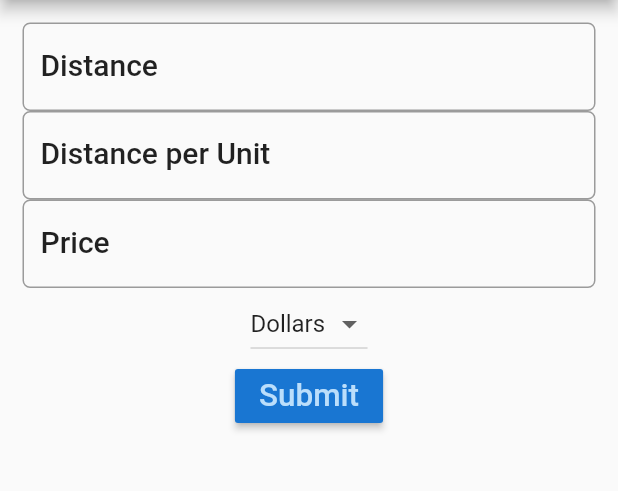
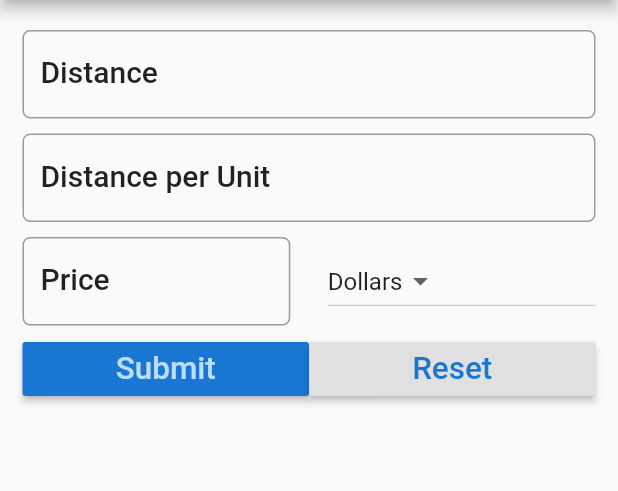
Before and after one commit to DimitarTsvetkov/trip-cost-calculator, a Flutter app: the screen it shows after launch, on a phone screen of 412 x 824 dp, the part 84-575 px from its top. Run offline on Flutter 3.47's test engine with Material 2 defaults, Android fonts, the phone set to English and light mode, and no system bars; our stand-ins replace logger.

Commit message:
Finishing the functionality of the app and adding default result value

```diff
--- a/lib/main.dart
+++ b/lib/main.dart
@@ -1,4 +1,5 @@
 import 'package:flutter/material.dart';
+import 'package:logger/logger.dart';
 
 void main() {
   runApp(MyApp());
@@ -27,8 +28,10 @@ class FuelForm extends StatefulWidget {
 
 class _FuelFormState extends State<FuelForm> {
   String result = '';
-  final _currencies = ['Dollars', 'Euro', 'Pounds'];
+  final _currencies = ['Dollars', 'Euro', 'Leva'];
   String _currency = 'Dollars';
+  final double _formDistance = 5.0;
+
   TextEditingController distanceController = TextEditingController();
   TextEditingController avgController = TextEditingController();
   TextEditingController priceController = TextEditingController();
@@ -45,7 +48,10 @@ class _FuelFormState extends State<FuelForm> {
           padding: EdgeInsets.all(15.0),
           child: Column(
             children: <Widget>[
-              TextField(
+              Padding(
+                  padding: EdgeInsets.only(
+                      top: _formDistance, bottom: _formDistance),
+                  child: TextField(
                     controller: distanceController,
                     decoration: InputDecoration(
                         labelText: 'Distance',
@@ -54,8 +60,11 @@ class _FuelFormState extends State<FuelForm> {
                         border: OutlineInputBorder(
                             borderRadius: BorderRadius.circular(5.0))),
                     keyboardType: TextInputType.number,
-              ),
-              TextField(
+                  )),
+              Padding(
+                  padding: EdgeInsets.only(
+                      top: _formDistance, bottom: _formDistance),
+                  child: TextField(
                     controller: avgController,
                     decoration: InputDecoration(
                         labelText: 'Distance per Unit',
@@ -64,18 +73,27 @@ class _FuelFormState extends State<FuelForm> {
                         border: OutlineInputBorder(
                             borderRadius: BorderRadius.circular(5.0))),
                     keyboardType: TextInputType.number,
-              ),
-              TextField(
+                  )),
+              Padding(
+                  padding: EdgeInsets.only(
+                      top: _formDistance, bottom: _formDistance),
+                  child: Row(children: <Widget>[
+                    Expanded(
+                        child: TextField(
                       controller: priceController,
                       decoration: InputDecoration(
                         labelText: 'Price',
                         hintText: "e.g 1.65",
                         labelStyle: textStyle,
                         border: OutlineInputBorder(
-                        borderRadius: BorderRadius.circular(5.0))),
+                          borderRadius: BorderRadius.circular(5.0),
+                        ),
+                      ),
                       keyboardType: TextInputType.number,
-              ),
-              DropdownButton<String>(
+                    )),
+                    Container(width: _formDistance * 5),
+                    Expanded(
+                        child: DropdownButton<String>(
                             items: _currencies
                                 .map((String value) => DropdownMenuItem<String>(
                                     value: value, child: Text(value)))
@@ -83,9 +101,12 @@ class _FuelFormState extends State<FuelForm> {
                             value: _currency,
                             onChanged: (String value) {
                               _onDropdownChanged(value);
-                },
-              ),
-              RaisedButton(
+                            }))
+                  ])),
+              Row(
+                children: <Widget>[
+                  Expanded(
+                      child: RaisedButton(
                           color: Theme.of(context).primaryColorDark,
                           textColor: Theme.of(context).primaryColorLight,
                           onPressed: () {
@@ -96,8 +117,23 @@ class _FuelFormState extends State<FuelForm> {
                           child: Text(
                             'Submit',
                             textScaleFactor: 1.5,
-                  )),
-              Text(result)
+                          ))),
+                  Expanded(
+                      child: RaisedButton(
+                          color: Theme.of(context).buttonColor,
+                          textColor: Theme.of(context).primaryColorDark,
+                          onPressed: () {
+                            setState(() {
+                              result = _reset();
+                            });
+                          },
+                          child: Text(
+                            'Reset',
+                            textScaleFactor: 1.5,
+                          )))
+                ],
+              ),
+              Text(result ?? 'Total Cost')
             ],
           ),
         ));
@@ -111,6 +147,7 @@ class _FuelFormState extends State<FuelForm> {
 
   String _calculate() {
     double _distance = double.parse(distanceController.text);
+    print(_distance);
     double _fuelCost = double.parse(priceController.text);
     double _consumption = double.parse(avgController.text);
 
@@ -121,4 +158,13 @@ class _FuelFormState extends State<FuelForm> {
         _currency;
     return _result;
   }
+
+  _reset() {
+    distanceController.text = '';
+    avgController.text = '';
+    priceController.text = '';
+    setState(() {
+      result = '';
+    });
   }
+}
--- a/pubspec.yaml
+++ b/pubspec.yaml
@@ -23,6 +23,7 @@ environment:
 dependencies:
   flutter:
     sdk: flutter
+  logger: ^0.9.2
 
 
   # The following adds the Cupertino Icons font to your application.
```
Also changed, not shown: pubspec.lock. Lines whose indentation alone changed are shown as unchanged.
